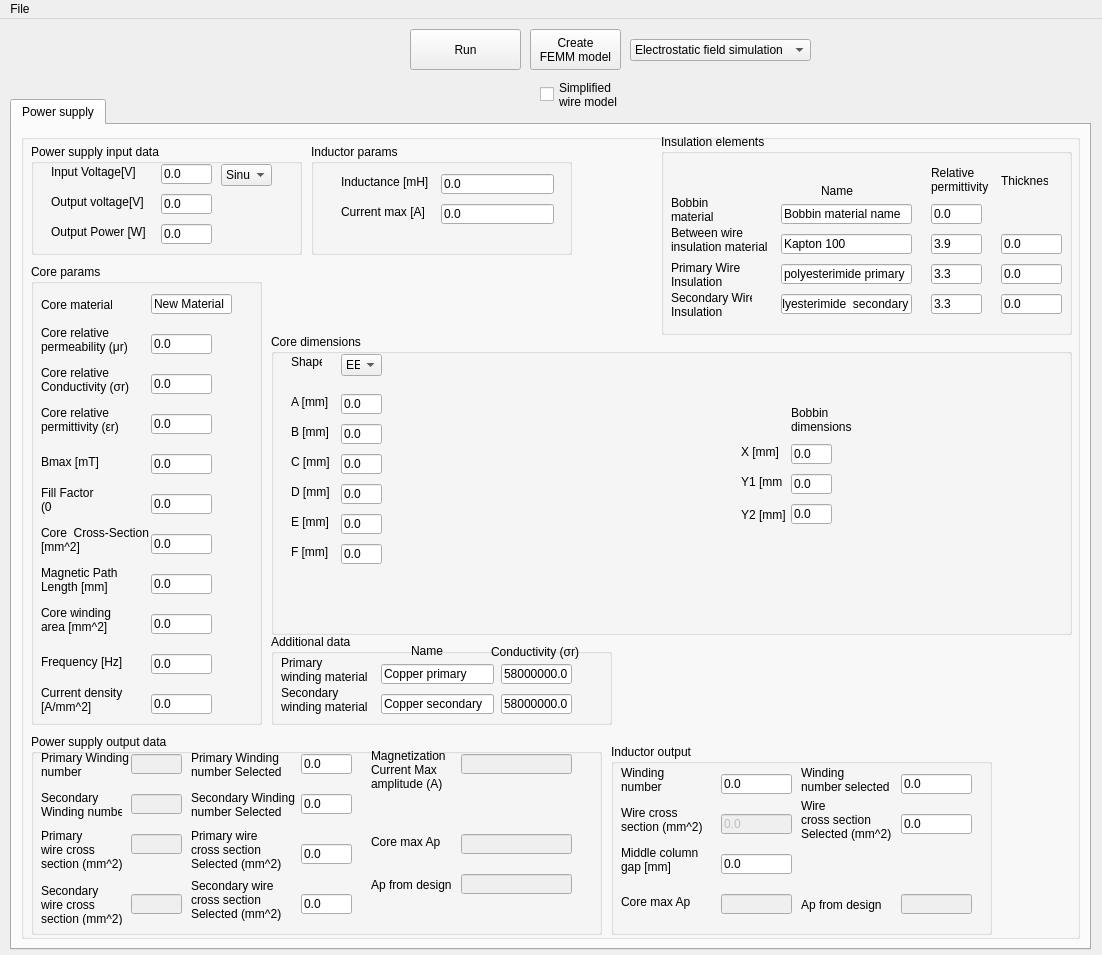
This is src/gui.ui in marcinszajner/TrafoCalc as Qt 5 draws it before an edit. The edited form follows.
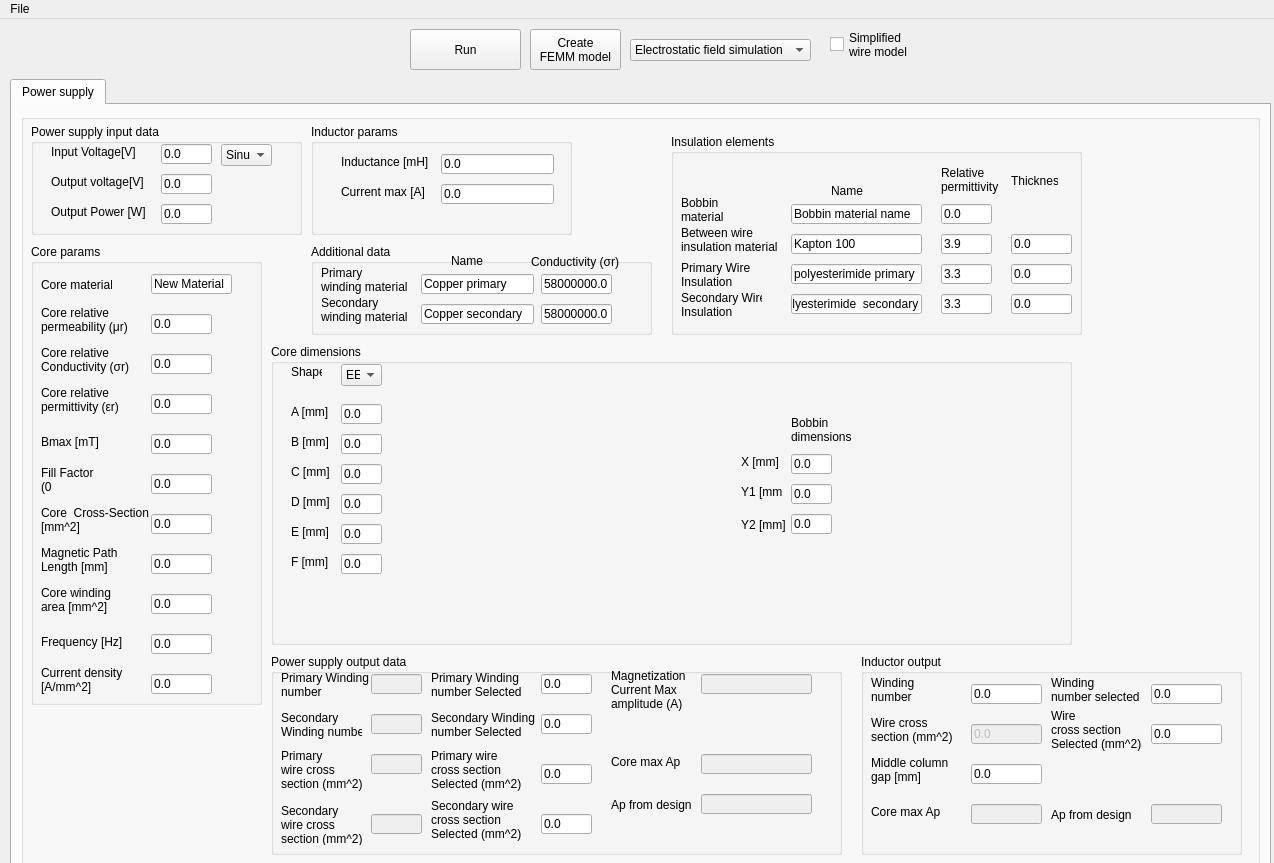
This is the edited form. Icons and pictures are not drawn.

```diff
--- a/src/gui.ui
+++ b/src/gui.ui
@@ -6,8 +6,8 @@
    <rect>
     <x>0</x>
     <y>0</y>
-    <width>1102</width>
-    <height>955</height>
+    <width>1274</width>
+    <height>863</height>
    </rect>
   </property>
   <property name="windowTitle">
@@ -18,8 +18,8 @@
     <property name="geometry">
      <rect>
       <x>10</x>
-      <y>80</y>
-      <width>1081</width>
+      <y>60</y>
+      <width>1261</width>
       <height>851</height>
      </rect>
     </property>
@@ -209,7 +209,7 @@
          <property name="geometry">
           <rect>
            <x>250</x>
-           <y>200</y>
+           <y>230</y>
            <width>801</width>
            <height>301</height>
           </rect>
@@ -529,8 +529,8 @@
         <widget class="QGroupBox" name="InsulationGroup">
          <property name="geometry">
           <rect>
-           <x>640</x>
-           <y>0</y>
+           <x>650</x>
+           <y>20</y>
            <width>411</width>
            <height>201</height>
           </rect>
@@ -781,8 +781,8 @@
         <widget class="QGroupBox" name="output">
          <property name="geometry">
           <rect>
-           <x>10</x>
-           <y>600</y>
+           <x>250</x>
+           <y>540</y>
            <width>571</width>
            <height>201</height>
           </rect>
@@ -1107,8 +1107,8 @@
         <widget class="QGroupBox" name="AdditionalGroup">
          <property name="geometry">
           <rect>
-           <x>250</x>
-           <y>500</y>
+           <x>290</x>
+           <y>130</y>
            <width>341</width>
            <height>91</height>
           </rect>
@@ -1598,10 +1598,10 @@
         <widget class="QGroupBox" name="InductorOutputBox_2">
          <property name="geometry">
           <rect>
-           <x>590</x>
-           <y>610</y>
+           <x>840</x>
+           <y>540</y>
            <width>381</width>
-           <height>191</height>
+           <height>201</height>
           </rect>
          </property>
          <property name="title">
@@ -1872,8 +1872,8 @@
    <widget class="QCheckBox" name="SimplifiedWireModelValue">
     <property name="geometry">
      <rect>
-      <x>540</x>
-      <y>60</y>
+      <x>830</x>
+      <y>10</y>
       <width>81</width>
       <height>31</height>
      </rect>
@@ -1889,7 +1889,7 @@
     <rect>
      <x>0</x>
      <y>0</y>
-     <width>1102</width>
+     <width>1274</width>
      <height>21</height>
     </rect>
    </property>
```
